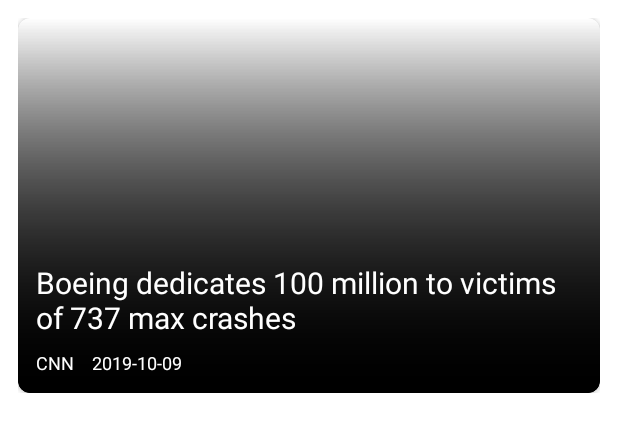
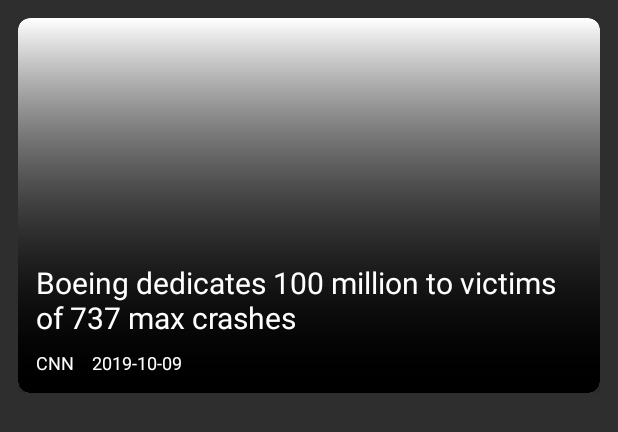
Before and after one commit to svsq/newsfeed, an Android app: the layout rv_news_list_items.xml on its own in the app's theme, with its tools: preview values and no code run, on a phone screen of 412 x 824 dp. Shown: the top 432 px of the screen. Run offline under Robolectric (Android 15) with nearby library versions, the phone set to English and light mode, and no system bars.

```diff
--- a/app/build.gradle
+++ b/app/build.gradle
@@ -12,7 +12,7 @@ android {
 
     defaultConfig {
         applicationId "tk.svsq.newsfeed"
-        minSdkVersion 22
+        minSdkVersion 23
         targetSdkVersion 30
         versionCode 1
         versionName "1.0"
@@ -48,7 +48,7 @@ dependencies {
     implementation 'androidx.appcompat:appcompat:1.3.0'
     implementation 'com.google.android.material:material:1.3.0'
     implementation 'androidx.constraintlayout:constraintlayout:2.0.4'
-    implementation "androidx.recyclerview:recyclerview:1.2.0"
+    implementation "androidx.recyclerview:recyclerview:1.2.1"
     // lifecycle
     api("androidx.lifecycle:lifecycle-runtime-ktx:2.3.1")
     api("androidx.lifecycle:lifecycle-extensions:2.2.0")
@@ -66,7 +66,7 @@ dependencies {
     // paging
     implementation "androidx.paging:paging-runtime-ktx:3.0.0"
     // work-runtime
-    implementation "androidx.work:work-runtime-ktx:2.6.0-alpha02"
+    implementation "androidx.work:work-runtime-ktx:2.6.0-beta01"
 
     // DB
     kapt "androidx.room:room-compiler:2.3.0"
--- a/app/src/main/AndroidManifest.xml
+++ b/app/src/main/AndroidManifest.xml
@@ -8,7 +8,7 @@
         android:label="@string/app_name"
         android:roundIcon="@mipmap/ic_launcher_round"
         android:supportsRtl="true"
-        android:theme="@style/Theme.NewsFeed">
+        android:theme="@style/AppTheme">
         <activity android:name=".MainActivity">
             <intent-filter>
                 <action android:name="android.intent.action.MAIN" />
--- a/app/src/main/res/layout/rv_news_list_items.xml
+++ b/app/src/main/res/layout/rv_news_list_items.xml
@@ -1,27 +1,16 @@
 <?xml version="1.0" encoding="utf-8"?>
-<layout  xmlns:android="http://schemas.android.com/apk/res/android"
+<androidx.constraintlayout.widget.ConstraintLayout xmlns:android="http://schemas.android.com/apk/res/android"
     xmlns:app="http://schemas.android.com/apk/res-auto"
-    xmlns:tools="http://schemas.android.com/tools">
-    <data>
-        <variable
-            name="newsItem"
-            type="com.kanchanpal.newsfeed.api.NewsListModel" />
-
-        <variable
-            name="clickListener"
-            type="android.view.View.OnClickListener"/>
-    </data>
-
-    <androidx.constraintlayout.widget.ConstraintLayout
+    xmlns:tools="http://schemas.android.com/tools"
+    android:id="@+id/clNews"
     android:layout_width="match_parent"
-    android:layout_margin="@dimen/margin_small"
     android:layout_height="250dp"
-    android:id="@+id/clNews">
+    android:layout_margin="@dimen/margin_small">
 
     <androidx.cardview.widget.CardView
+        android:id="@+id/cvGradient"
+        android:layout_width="match_parent"
         android:layout_height="0dp"
-            android:layout_width="match_parent"
-            android:id="@+id/cvGradient"
         app:cardCornerRadius="@dimen/margin_xsmall"
         app:layout_constraintBottom_toBottomOf="parent"
         app:layout_constraintEnd_toEndOf="parent"
@@ -32,9 +21,10 @@
             android:id="@+id/ivNews"
             android:layout_width="match_parent"
             android:layout_height="match_parent"
+            android:foreground="@drawable/gradient"
             android:scaleType="fitXY"
-                android:foreground="@drawable/gradient"
-                android:src="@drawable/gradient" />
+            android:src="@drawable/gradient"
+            tools:ignore="ContentDescription" />
     </androidx.cardview.widget.CardView>
 
     <TextView
@@ -42,16 +32,16 @@
         style="@style/TextViewHeadLines"
         android:layout_width="match_parent"
         android:layout_height="wrap_content"
-        android:textSize="@dimen/text_medium"
         android:layout_marginStart="@dimen/margin_small"
         android:layout_marginEnd="@dimen/margin_small"
         android:layout_marginBottom="@dimen/margin_xsmall"
+        android:elevation="@dimen/margin_xsmall"
         android:maxLines="2"
-        android:elevation="@dimen/margin_xsmall"
-        tools:text="Boeing dedicates 100 million to victims of 737 max crashes"
+        android:textSize="@dimen/text_medium"
         app:layout_constraintBottom_toTopOf="@+id/tvChannel"
-        app:layout_constraintEnd_toEndOf="@+id/cvGradient"
-        app:layout_constraintStart_toStartOf="@+id/cvGradient" />
+        app:layout_constraintEnd_toEndOf="@id/cvGradient"
+        app:layout_constraintStart_toStartOf="@id/cvGradient"
+        tools:text="Boeing dedicates 100 million to victims of 737 max crashes" />
 
     <TextView
         android:id="@+id/tvChannel"
@@ -59,25 +49,23 @@
         android:layout_height="wrap_content"
         android:layout_marginStart="@dimen/margin_small"
         android:layout_marginBottom="@dimen/margin_small"
-        tools:text="CNN"
         android:elevation="@dimen/margin_xsmall"
         android:textColor="@android:color/white"
         android:textSize="@dimen/text_xsmall"
-        app:layout_constraintBottom_toBottomOf="@+id/cvGradient"
-        app:layout_constraintStart_toStartOf="@+id/cvGradient" />
+        app:layout_constraintBottom_toBottomOf="@id/cvGradient"
+        app:layout_constraintStart_toStartOf="@id/cvGradient"
+        tools:text="CNN" />
 
     <TextView
         android:id="@+id/tvDate"
         android:layout_width="wrap_content"
         android:layout_height="wrap_content"
-        android:textSize="@dimen/text_xsmall"
+        android:layout_marginStart="@dimen/margin_small"
+        android:layout_marginBottom="@dimen/margin_small"
         android:elevation="@dimen/margin_xsmall"
         android:textColor="@android:color/white"
-        android:layout_marginStart="@dimen/margin_small"
-        android:layout_marginBottom="@dimen/margin_small"
-        app:layout_constraintBottom_toBottomOf="@+id/cvGradient"
-        app:layout_constraintStart_toEndOf="@+id/tvChannel"
+        android:textSize="@dimen/text_xsmall"
+        app:layout_constraintBottom_toBottomOf="@id/cvGradient"
+        app:layout_constraintStart_toEndOf="@id/tvChannel"
         tools:text="2019-10-09" />
 </androidx.constraintlayout.widget.ConstraintLayout>
-
-</layout>
--- a/app/src/main/res/values-night/themes.xml
+++ /dev/null
@@ -1,16 +0,0 @@
-<resources xmlns:tools="http://schemas.android.com/tools">
-    <!-- Base application theme. -->
-    <style name="Theme.NewsFeed" parent="Theme.MaterialComponents.DayNight.DarkActionBar">
-        <!-- Primary brand color. -->
-        <item name="colorPrimary">@color/purple_200</item>
-        <item name="colorPrimaryVariant">@color/purple_700</item>
-        <item name="colorOnPrimary">@color/black</item>
-        <!-- Secondary brand color. -->
-        <item name="colorSecondary">@color/teal_200</item>
-        <item name="colorSecondaryVariant">@color/teal_200</item>
-        <item name="colorOnSecondary">@color/black</item>
-        <!-- Status bar color. -->
-        <item name="android:statusBarColor" tools:targetApi="l">?attr/colorPrimaryVariant</item>
-        <!-- Customize your theme here. -->
-    </style>
-</resources>
--- a/app/src/main/res/values/colors.xml
+++ b/app/src/main/res/values/colors.xml
@@ -9,4 +9,5 @@
     <color name="colorDarkGray">#bababa</color>
     <color name="colorTransparent">#00BABABA</color>
     <color name="colorTranslucent">#4A000000</color>
+
 </resources>
--- a/app/src/main/res/values/strings.xml
+++ b/app/src/main/res/values/strings.xml
@@ -1,3 +1,4 @@
 <resources>
     <string name="app_name">News Feed</string>
+    <string name="headlines">Headlines</string>
 </resources>
--- a/app/src/main/res/values/themes.xml
+++ /dev/null
@@ -1,16 +0,0 @@
-<resources xmlns:tools="http://schemas.android.com/tools">
-    <!-- Base application theme. -->
-    <style name="Theme.NewsFeed" parent="Theme.MaterialComponents.DayNight.DarkActionBar">
-        <!-- Primary brand color. -->
-        <item name="colorPrimary">@color/purple_500</item>
-        <item name="colorPrimaryVariant">@color/purple_700</item>
-        <item name="colorOnPrimary">@color/white</item>
-        <!-- Secondary brand color. -->
-        <item name="colorSecondary">@color/teal_200</item>
-        <item name="colorSecondaryVariant">@color/teal_700</item>
-        <item name="colorOnSecondary">@color/black</item>
-        <!-- Status bar color. -->
-        <item name="android:statusBarColor" tools:targetApi="l">?attr/colorPrimaryVariant</item>
-        <!-- Customize your theme here. -->
-    </style>
-</resources>
```
Also changed, not shown: app/src/main/java/tk/svsq/newsfeed/MainActivity.kt (+10 -4 lines), app/src/main/java/tk/svsq/newsfeed/ui/fragments/BaseFragment.kt (added, +15 -0 lines), app/src/main/java/tk/svsq/newsfeed/ui/fragments/NewsDetailsFragment.kt (added, +16 -0 lines), app/src/main/java/tk/svsq/newsfeed/ui/fragments/NewsListFragment.kt (added, +16 -0 lines), app/src/main/res/layout/activity_main.xml (+4 -6 lines), app/src/main/res/layout/fragment_news_detail.xml (+11 -14 lines), app/src/main/res/layout/fragment_news_list.xml (+4 -6 lines), app/src/main/res/navigation/nav_main.xml (+11 -11 lines). Lines whose indentation alone changed are shown as unchanged.
